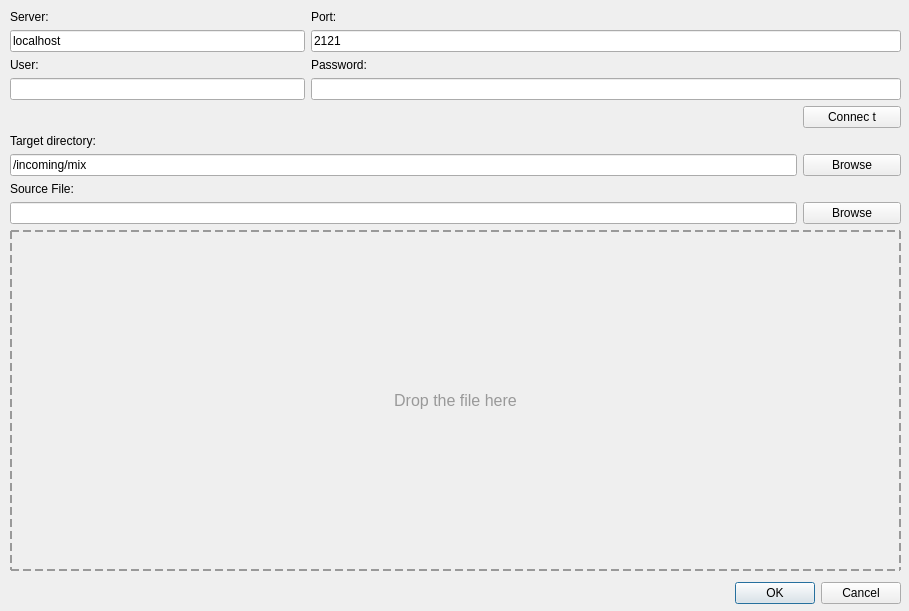
Before: the Qt Designer form src/modules/ftp/FTPUploadDialog.ui in jensvogt/awsmock-qt-ui, drawn with Qt 5.
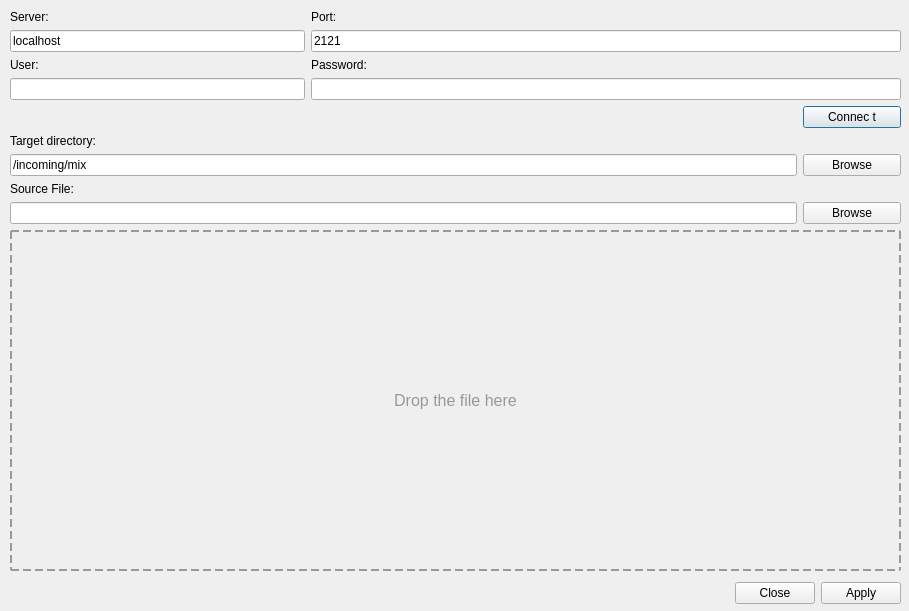
After: the same form once the commit is applied.

The edit to the form file:
```diff
--- a/src/modules/ftp/FTPUploadDialog.ui
+++ b/src/modules/ftp/FTPUploadDialog.ui
@@ -239,7 +239,7 @@
     </rect>
    </property>
    <property name="standardButtons">
-    <set>QDialogButtonBox::StandardButton::Cancel|QDialogButtonBox::StandardButton::Ok</set>
+    <set>QDialogButtonBox::StandardButton::Apply|QDialogButtonBox::StandardButton::Close</set>
    </property>
   </widget>
   <widget class="QLabel" name="statusText">
```
Left out of the diff: 2 changed lines with no effect on the pictures.
